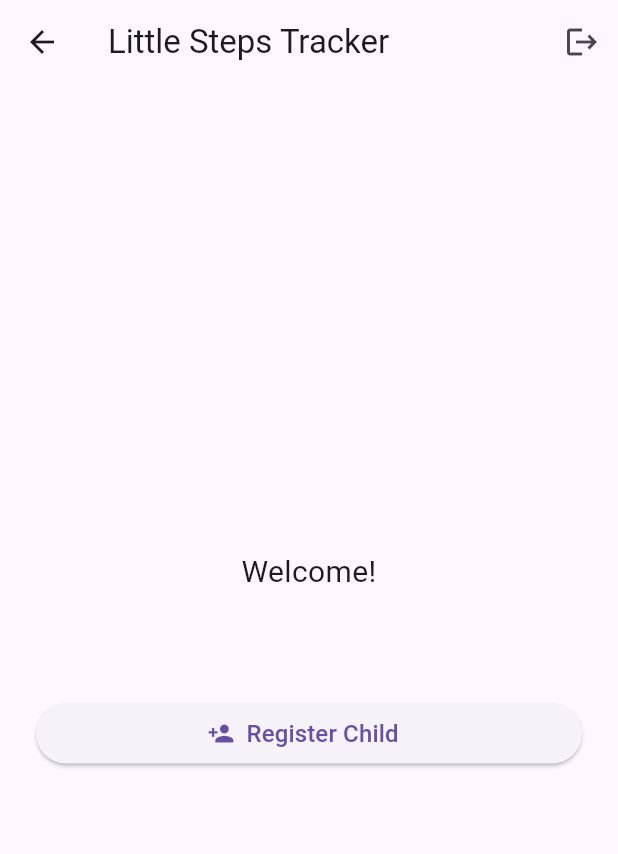
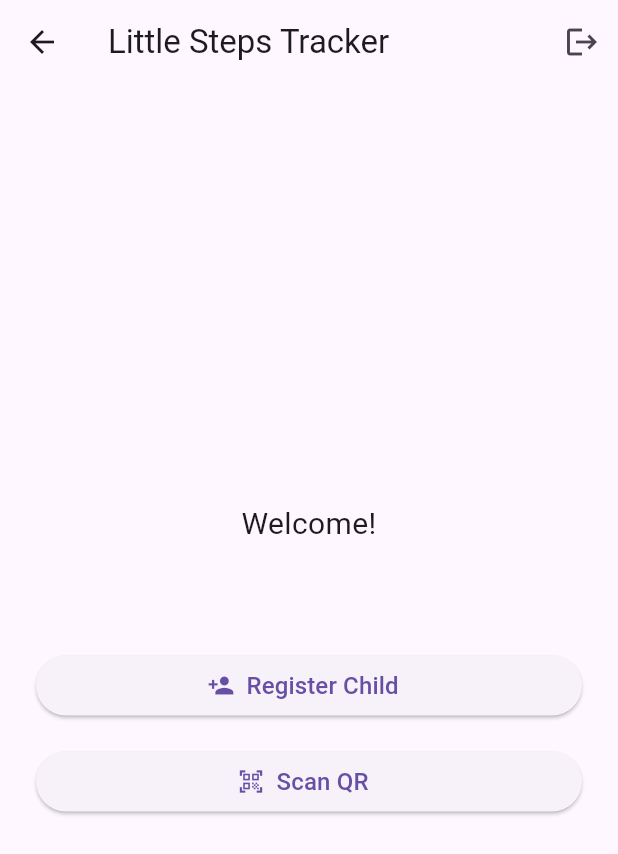
Before and after one commit to subha19012005/Little-Steps-Tracker-, a Flutter app: the HomeScreen screen opened by its route, on a phone screen of 412 x 824 dp. Shown: the top 854 px of the screen. Run offline on Flutter 3.47's test engine with Material 3 defaults, Android fonts, the phone set to English and light mode, and no system bars; our stand-ins replace dio, firebase_auth, firebase_core; accounts and stored records are empty.

Commit message:
Update home_screen.dart

```diff
--- a/mobile/lib/screens/home_screen.dart
+++ b/mobile/lib/screens/home_screen.dart
@@ -1,8 +1,6 @@
-
 import 'package:firebase_auth/firebase_auth.dart';
 import 'package:flutter/material.dart';
 import 'qr_scanner_screen.dart';
-
 
 class HomeScreen extends StatelessWidget {
   const HomeScreen({super.key});
@@ -45,6 +43,7 @@ class HomeScreen extends StatelessWidget {
 
             const SizedBox(height: 40),
 
+            // Register Child button
             SizedBox(
               width: double.infinity,
               child: ElevatedButton.icon(
@@ -61,6 +60,28 @@ class HomeScreen extends StatelessWidget {
                 ),
               ),
             ),
+
+            const SizedBox(height: 16),
+
+            // Scan QR button
+            SizedBox(
+              width: double.infinity,
+              child: ElevatedButton.icon(
+                onPressed: () {
+                  Navigator.push(
+                    context,
+                    MaterialPageRoute(
+                      builder: (_) => const QrScannerScreen(),
+                    ),
+                  );
+                },
+                icon: const Icon(Icons.qr_code_scanner),
+                label: const Text(
+                  'Scan QR',
+                  style: TextStyle(fontSize: 16),
+                ),
+              ),
+            ),
           ],
         ),
       ),
```
